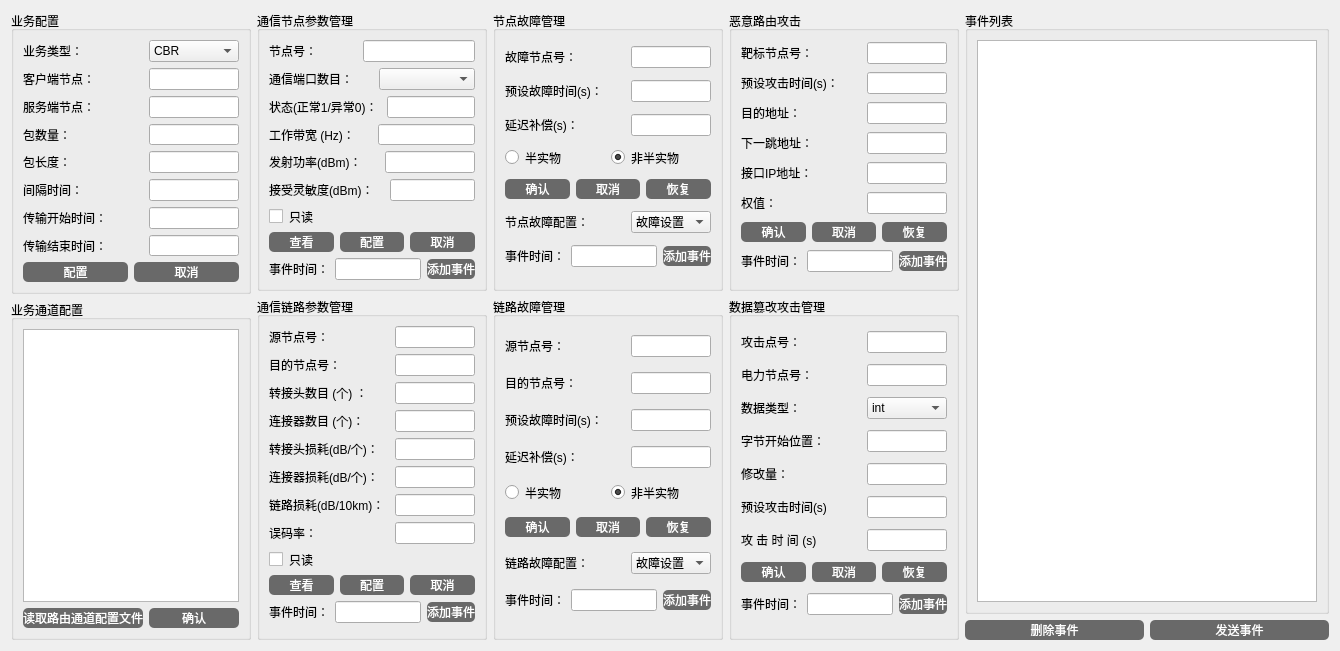
This is MtController/comm_param_settings.ui in yacbo/Co-Simulation as Qt 5 draws it before an edit. The edited form follows.
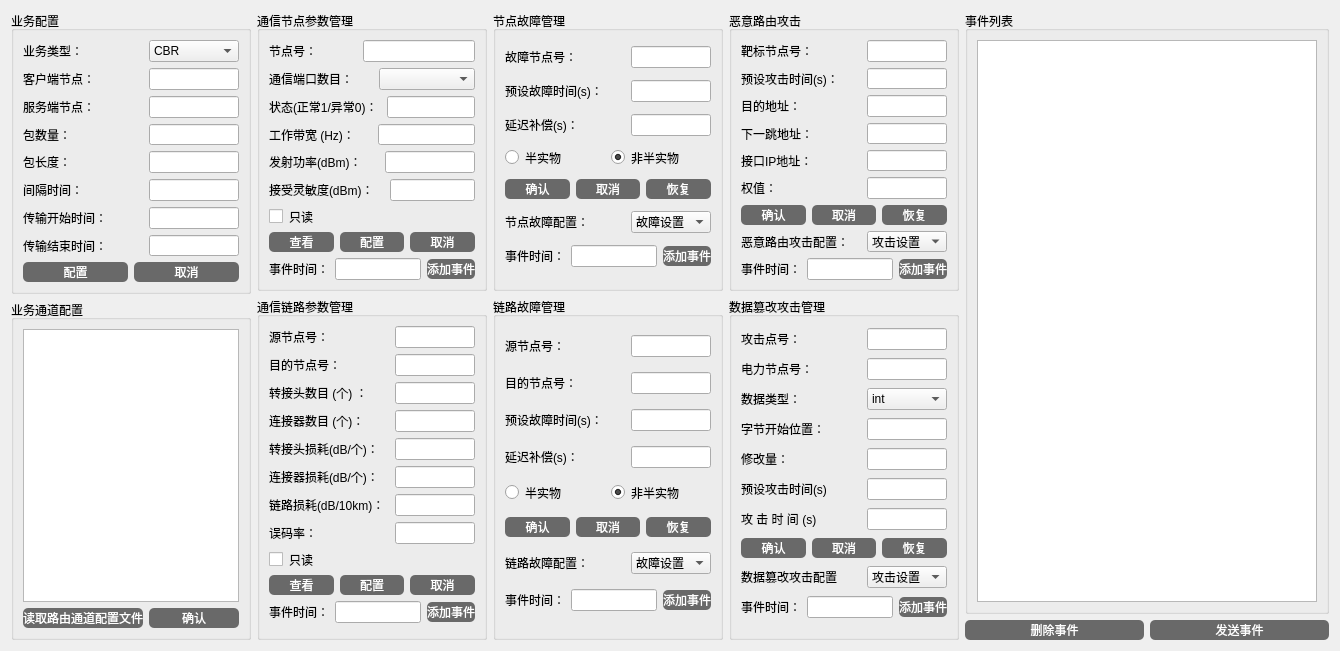
This is the edited form. Icons and pictures are not drawn.

What changed in the file:
```diff
--- a/MtController/comm_param_settings.ui
+++ b/MtController/comm_param_settings.ui
@@ -19,7 +19,7 @@
   </property>
   <layout class="QVBoxLayout" name="verticalLayout_15">
    <item>
-    <layout class="QHBoxLayout" name="horizontalLayout_62">
+    <layout class="QHBoxLayout" name="horizontalLayout_64">
      <item>
       <layout class="QVBoxLayout" name="verticalLayout_10">
        <item>
@@ -1258,7 +1258,7 @@
          <property name="title">
           <string>恶意路由攻击</string>
          </property>
-         <layout class="QVBoxLayout" name="verticalLayout_8">
+         <layout class="QVBoxLayout" name="verticalLayout_7">
           <item>
            <layout class="QHBoxLayout" name="horizontalLayout_43">
             <item>
@@ -1431,6 +1431,37 @@
             </item>
            </layout>
           </item>
+          <item>
+           <layout class="QHBoxLayout" name="horizontalLayout_62">
+            <item>
+             <widget class="QLabel" name="label_34">
+              <property name="minimumSize">
+               <size>
+                <width>120</width>
+                <height>0</height>
+               </size>
+              </property>
+              <property name="text">
+               <string>恶意路由攻击配置：</string>
+              </property>
+             </widget>
+            </item>
+            <item>
+             <widget class="QComboBox" name="comboBox_6">
+              <item>
+               <property name="text">
+                <string>攻击设置</string>
+               </property>
+              </item>
+              <item>
+               <property name="text">
+                <string>攻击停止</string>
+               </property>
+              </item>
+             </widget>
+            </item>
+           </layout>
+          </item>
           <item>
            <layout class="QHBoxLayout" name="horizontalLayout_58">
             <item>
@@ -1472,7 +1503,7 @@
          <property name="title">
           <string>数据篡改攻击管理</string>
          </property>
-         <layout class="QVBoxLayout" name="verticalLayout_7">
+         <layout class="QVBoxLayout" name="verticalLayout_8">
           <item>
            <layout class="QHBoxLayout" name="horizontalLayout_39">
             <item>
@@ -1689,6 +1720,37 @@
             </item>
            </layout>
           </item>
+          <item>
+           <layout class="QHBoxLayout" name="horizontalLayout_63">
+            <item>
+             <widget class="QLabel" name="label_35">
+              <property name="minimumSize">
+               <size>
+                <width>120</width>
+                <height>0</height>
+               </size>
+              </property>
+              <property name="text">
+               <string>数据篡改攻击配置</string>
+              </property>
+             </widget>
+            </item>
+            <item>
+             <widget class="QComboBox" name="comboBox_7">
+              <item>
+               <property name="text">
+                <string>攻击设置</string>
+               </property>
+              </item>
+              <item>
+               <property name="text">
+                <string>攻击停止</string>
+               </property>
+              </item>
+             </widget>
+            </item>
+           </layout>
+          </item>
           <item>
            <layout class="QHBoxLayout" name="horizontalLayout_59">
             <item>
```
